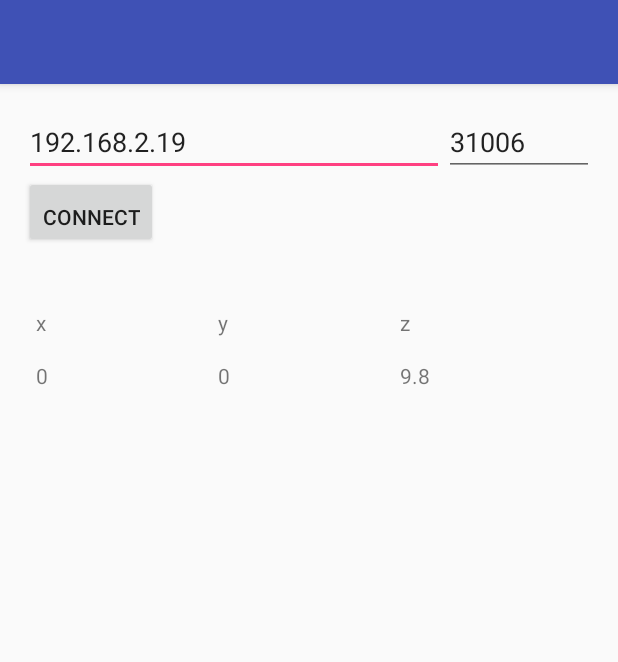
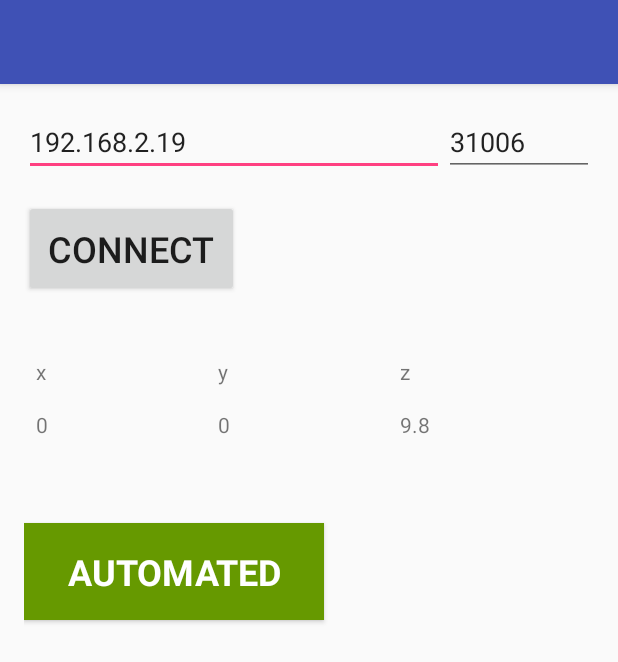
Before and after one commit to gcjyzdd/Android-Send-Accelerometer-Data-Using-TCP, an Android app: the screen it shows after launch (MainActivity), on a phone screen of 412 x 824 dp. Shown: the top 662 px of the screen. Run offline under Robolectric (Android 15) with nearby library versions, the phone set to English and light mode, and no system bars.

Commit message:
Add one more button to set automated or manual control

```diff
--- a/app/src/main/java/com/example/changjie/accelerometer/MainActivity.java
+++ b/app/src/main/java/com/example/changjie/accelerometer/MainActivity.java
@@ -28,7 +28,7 @@ import java.nio.FloatBuffer;
 public class MainActivity extends AppCompatActivity implements SensorEventListener {
 
     private TextView xText, yText, zText, ipText, portText;
-    private Button cb;
+    private Button cb, ma;
 
     private Sensor mySensor;
     private SensorManager SM;
@@ -38,6 +38,7 @@ public class MainActivity extends AppCompatActivity implements SensorEventListen
     public Socket client;
     public boolean connected;
 
+    private float manual;
     @Override
     protected void onCreate(Bundle savedInstanceState) {
         super.onCreate(savedInstanceState);
@@ -63,9 +64,12 @@ public class MainActivity extends AppCompatActivity implements SensorEventListen
         ipText = findViewById(R.id.ipAddr);
         portText = findViewById(R.id.portText);
         cb = findViewById(R.id.connect_button);
+        ma = findViewById(R.id.btn_manual);
 
-        eventData = new float[3];
+        eventData = new float[4];
         connected = false;
+
+        manual = 0;
     }
 
     @Override
@@ -78,10 +82,15 @@ public class MainActivity extends AppCompatActivity implements SensorEventListen
         eventData[0] = event.values[0];
         eventData[1] = event.values[1];
         eventData[2] = event.values[2];
+        eventData[3] = manual;
 
         if (connected) {
+            cb.setText("Succed!");
             Thread send_data = new Thread(new SendData());
             send_data.start();
+        }else
+        {
+            cb.setText("Connect");
         }
 
     }
@@ -124,6 +133,7 @@ public class MainActivity extends AppCompatActivity implements SensorEventListen
                 writer.print(eventData[0]);
                 writer.print(eventData[1]);
                 writer.print(eventData[2]);
+                writer.print(eventData[3]);
                 writer.flush();
             } catch (IOException e) {
                 e.printStackTrace();
@@ -132,13 +142,13 @@ public class MainActivity extends AppCompatActivity implements SensorEventListen
 
         void sendAsBytes() {
             try {
-                byte byteArray[] = new byte[12];
+                byte byteArray[] = new byte[16];
                 ByteBuffer bbuffer = ByteBuffer.wrap(byteArray);
 
                 FloatBuffer buffer = bbuffer.asFloatBuffer();
                 buffer.put(eventData);
 
-                client.getOutputStream().write(byteArray, 0, 12);
+                client.getOutputStream().write(byteArray, 0, 16);
             } catch (IOException e) {
                 e.printStackTrace();
             }
@@ -151,7 +161,23 @@ public class MainActivity extends AppCompatActivity implements SensorEventListen
     public void connectToSever(View view) {
         Thread start_client = new Thread(new StartClient());
         start_client.start();
-        cb.setText("Succed!");
     }
 
+    /**
+     * Update control method
+     */
+    public void manualAutomated(View view)
+    {
+        manual = (manual + 1) % 2;
+
+        if (manual<0.5)
+        {
+            ma.setText("Automated");
+            ma.setBackgroundColor(0xFF748C08);//"@android:color/holo_green_dark"
+        }
+        else{
+            ma.setText("Manual");
+            ma.setBackgroundColor(0xFFCC0000);
+        }
+    }
 }
--- a/app/src/main/res/layout/activity_main.xml
+++ b/app/src/main/res/layout/activity_main.xml
@@ -32,8 +32,10 @@
         android:layout_width="wrap_content"
         android:layout_height="wrap_content"
         android:onClick="connectToSever"
-        android:paddingTop="16dp"
-        android:text="Connect" />
+        android:layout_marginTop="16dp"
+        android:padding="16dp"
+        android:text="Connect"
+        android:textSize="24sp"/>
 
     <LinearLayout
         android:layout_width="match_parent"
@@ -66,8 +68,7 @@
         android:layout_width="match_parent"
         android:layout_height="wrap_content"
         android:orientation="horizontal"
-        android:padding="8dp"
-        >
+        android:padding="8dp" >
 
         <TextView
             android:id="@+id/xText"
@@ -92,5 +93,18 @@
 
     </LinearLayout>
 
-
+    <Button
+        android:id="@+id/btn_manual"
+        android:layout_width="200dp"
+        android:layout_height="wrap_content"
+        android:layout_marginTop="48dp"
+        android:background="@android:color/holo_green_dark"
+        android:fontFamily="sans-serif"
+        android:onClick="manualAutomated"
+        android:text="Automated"
+        android:textSize="24sp"
+        android:textColor="@android:color/white"
+        android:textStyle="bold"
+        android:paddingTop="16dp"
+        android:paddingBottom="16dp"/>
 </LinearLayout>
```
